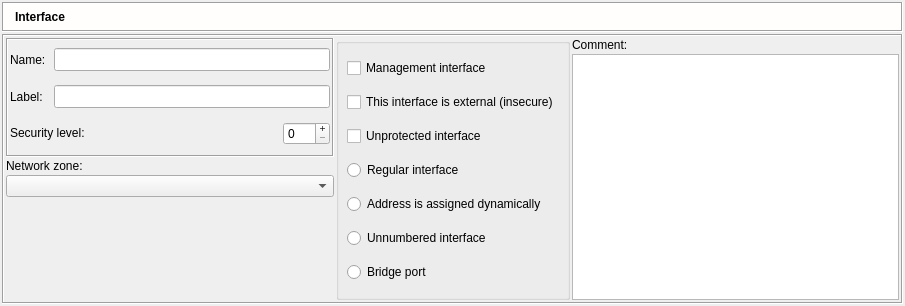
First picture: the form in src/gui/interfacedialog_q.ui, repository fwbuilder/fwbuilder, before the edit.
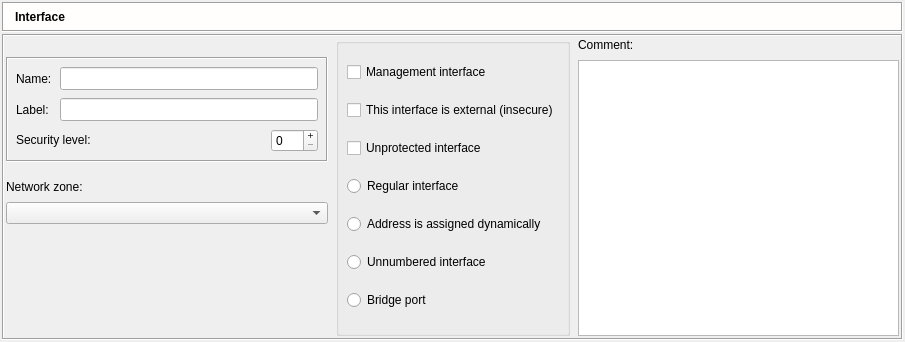
Second picture: the form after the edit. Icons and pictures are not drawn.

Commit message: interface dialog layout fix

Diff of the .ui file:
```diff
--- a/src/gui/interfacedialog_q.ui
+++ b/src/gui/interfacedialog_q.ui
@@ -9,7 +9,7 @@
     <x>0</x>
     <y>0</y>
     <width>905</width>
-    <height>306</height>
+    <height>342</height>
    </rect>
   </property>
   <property name="sizePolicy" >
@@ -184,6 +184,12 @@
       <enum>QFrame::Sunken</enum>
      </property>
      <layout class="QGridLayout" >
+      <property name="sizeConstraint" >
+       <enum>QLayout::SetDefaultConstraint</enum>
+      </property>
+      <property name="spacing" >
+       <number>8</number>
+      </property>
       <item rowspan="2" row="0" column="0" >
        <widget class="QFrame" name="frame26" >
         <property name="sizePolicy" >
@@ -205,10 +211,13 @@
          <enum>QFrame::Sunken</enum>
         </property>
         <layout class="QGridLayout" >
-         <property name="horizontalSpacing" >
+         <property name="sizeConstraint" >
+          <enum>QLayout::SetMinAndMaxSize</enum>
+         </property>
+         <property name="margin" >
           <number>8</number>
          </property>
-         <property name="verticalSpacing" >
+         <property name="spacing" >
           <number>8</number>
          </property>
          <item row="0" column="0" >
@@ -305,6 +314,12 @@
              <verstretch>0</verstretch>
             </sizepolicy>
            </property>
+           <property name="minimumSize" >
+            <size>
+             <width>0</width>
+             <height>0</height>
+            </size>
+           </property>
            <property name="toolTip" >
             <string>&lt;p>Each interface of the firewall must have security level associated with it.&lt;br>Security level can be any number between 0 and 100, 0 being least secure and 100 being most secure levels. Interface with security level 0 ususally serves Internet connection.&lt;/p></string>
            </property>
```
Left out of the diff: 20 changed lines with no effect on the pictures. The commit also changes 3 other files.
